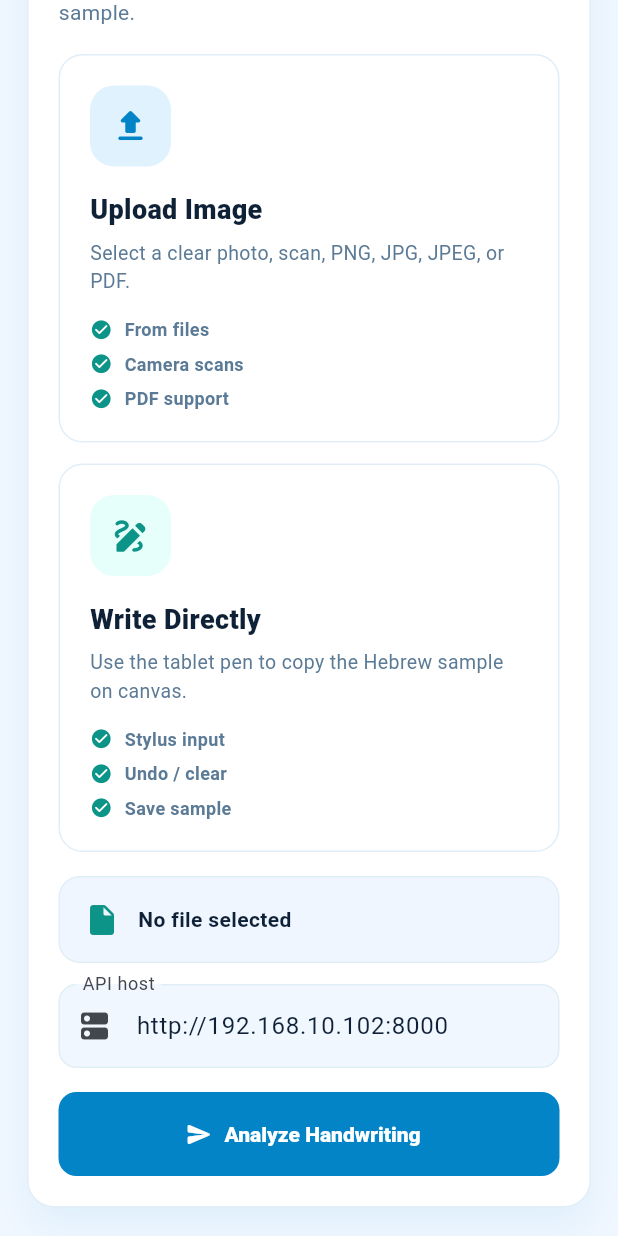
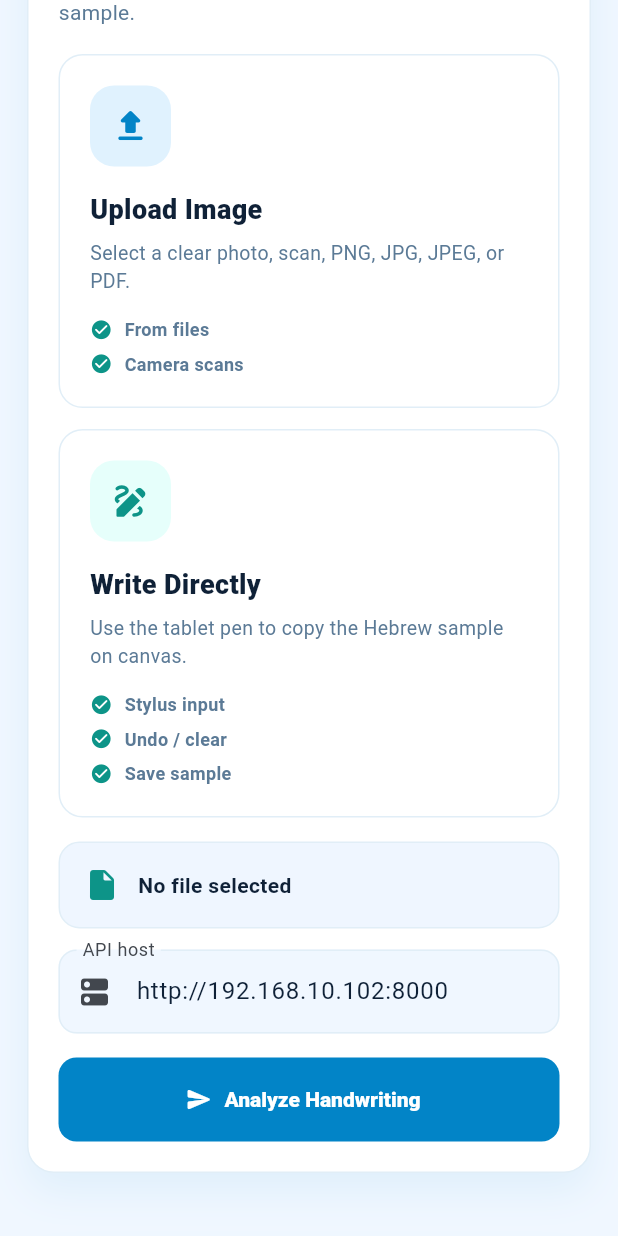
Before and after one commit to khmelfe/Dyscreen, a Flutter app: the screen it shows after launch, scrolled down 576 dp, after a tap on "Upload Image", on a phone screen of 412 x 824 dp. Run offline on Flutter 3.47's test engine with Material 3 defaults, Android fonts, the phone set to English and light mode, and no system bars; our stand-ins replace file_picker.

Commit message:
Final Fixies and Implement best Model

```diff
--- a/Mobile/dyscreen_mobile/lib/main.dart
+++ b/Mobile/dyscreen_mobile/lib/main.dart
@@ -117,7 +117,7 @@ class _DyscreenHomePageState extends State<DyscreenHomePage> {
 
     final result = await FilePicker.platform.pickFiles(
       type: FileType.custom,
-      allowedExtensions: const ['png', 'jpg', 'jpeg', 'pdf'],
+      allowedExtensions: const ['png', 'jpg', 'jpeg'],
       withData: false,
     );
 
@@ -159,6 +159,15 @@ class _DyscreenHomePageState extends State<DyscreenHomePage> {
     if (file == null || path == null) {
       setState(() {
         _error = 'Choose a handwriting sample first.';
+      });
+      return;
+    }
+    final allowedExtensions = ['png', 'jpg', 'jpeg', 'pdf'];
+    final extension = file.extension?.toLowerCase();
+
+    if (extension == null || !allowedExtensions.contains(extension)) {
+      setState(() {
+        _error = 'Only PNG, JPG, JPEG, or PDF files are allowed.';
       });
       return;
     }
@@ -455,7 +464,7 @@ class _UploadSurface extends StatelessWidget {
                 title: 'Upload Image',
                 description:
                     'Select a clear photo, scan, PNG, JPG, JPEG, or PDF.',
-                bullets: const ['From files', 'Camera scans', 'PDF support'],
+                bullets: const ['From files', 'Camera scans'],
                 onTap: isUploading ? null : onPickFile,
               );
               final drawCard = _ModeActionCard(
```
